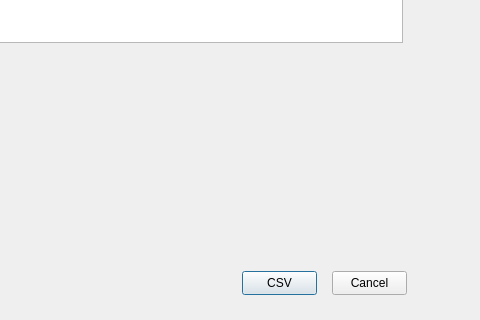
The window that DLG/csmsdlg.ui (hlunguite/saptuamDataQT) describes before a commit, drawn with Qt 5; both pictures show x 328 to 808 and y 199 to 519 of the 808 by 519 pixel window.
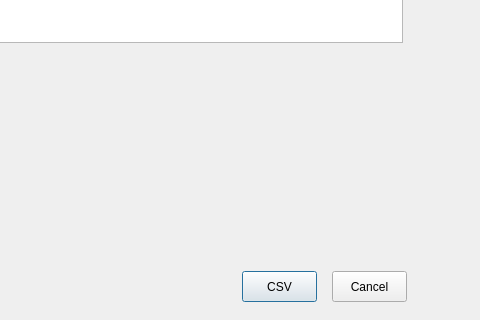
The same window after the commit.

```diff
--- a/DLG/csmsdlg.ui
+++ b/DLG/csmsdlg.ui
@@ -86,7 +86,7 @@
      <x>570</x>
      <y>470</y>
      <width>75</width>
-     <height>24</height>
+     <height>31</height>
     </rect>
    </property>
    <property name="text">
@@ -102,7 +102,7 @@
      <x>660</x>
      <y>470</y>
      <width>75</width>
-     <height>24</height>
+     <height>31</height>
     </rect>
    </property>
    <property name="text">
```
